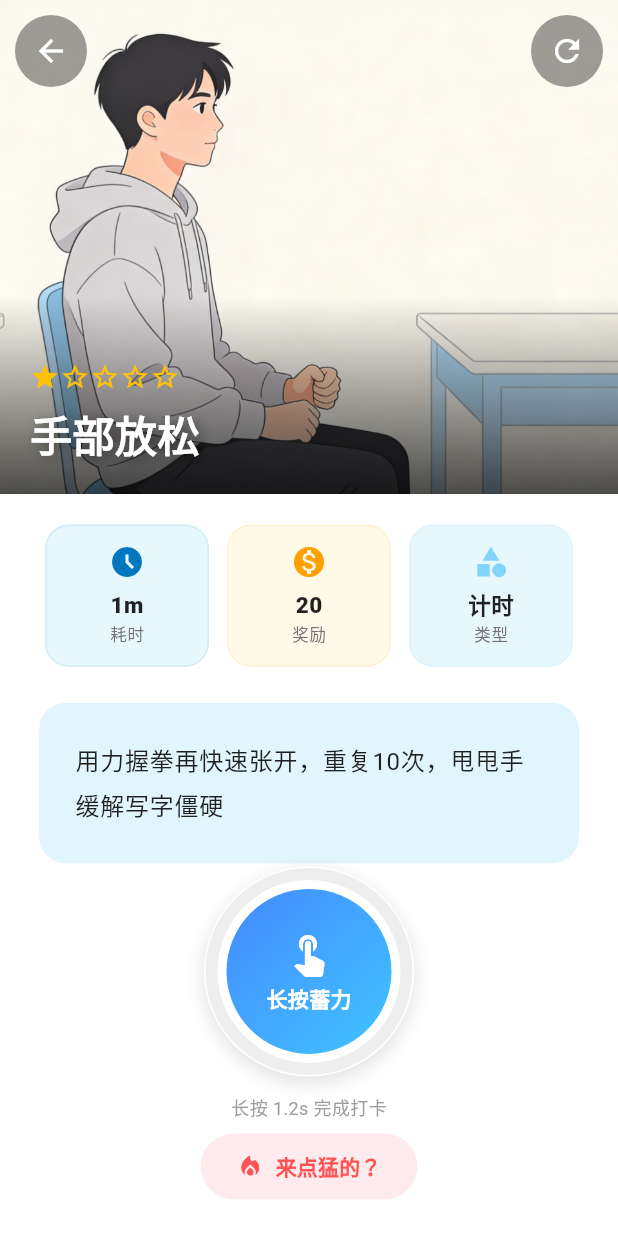
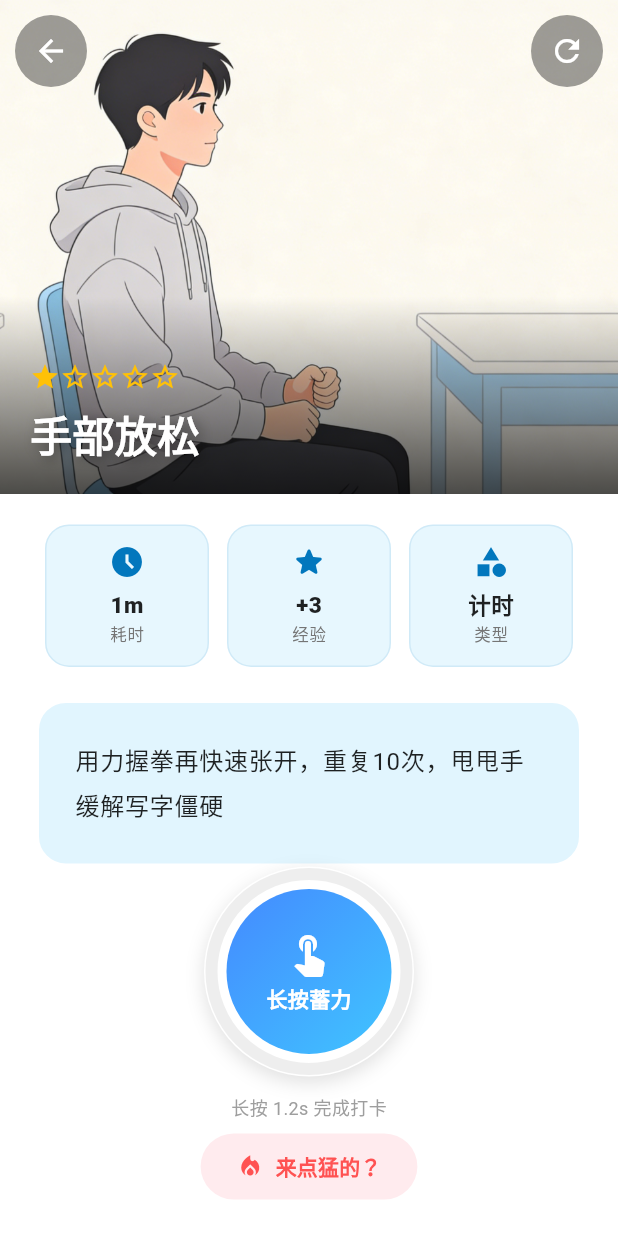
Before and after one commit to yuyu164/vital_plan, a Flutter app: the screen it shows after launch, after a tap on "日常", on a phone screen of 412 x 824 dp. Run offline on Flutter 3.47's test engine with Material 3 defaults, Android fonts, the phone set to English and light mode, and no system bars; our stand-ins replace dio, flutter_secure_storage, shared_preferences, table_calendar; missing offline and left inert: flutter_inappwebview.

Commit message:
将金币相关逻辑变为经验值

```diff
--- a/lib/api/action_service.dart
+++ b/lib/api/action_service.dart
@@ -8,12 +8,17 @@ class ActionService {
   bool _isLoaded = false;
 
   // 加载本地 JSON 数据
-  Future<void> _loadData() async {
-    if (_isLoaded) return;
+  Future<void> _loadData({bool forceReload = false}) async {
+    if (_isLoaded && !forceReload) return;
     try {
       print('Loading actions from assets...');
-      final String response =
-          await rootBundle.loadString('lib/assets/data/actions.json');
+      // 强制清除旧的缓存，重新读取
+      if (forceReload) {
+        rootBundle.evict('lib/assets/data/actions.json');
+      }
+      final String response = await rootBundle.loadString(
+        'lib/assets/data/actions.json',
+      );
       print('Loaded JSON: ${response.length} chars');
 
       final List<dynamic> data = json.decode(response);
@@ -30,9 +35,10 @@ class ActionService {
   // 如果 actions 为空，返回 null
   Future<ActionModel?> getActionByBoard(String boardId) async {
     print('Getting action for board: $boardId');
-    await _loadData();
-    final boardActions =
-        _allActions.where((action) => action.board == boardId).toList();
+    await _loadData(forceReload: true); // 强制重新加载以获取最新数据
+    final boardActions = _allActions
+        .where((action) => action.board == boardId)
+        .toList();
 
     print('Found ${boardActions.length} actions for board: $boardId');
     if (boardActions.isEmpty) return null;
@@ -44,15 +50,17 @@ class ActionService {
 
   // 获取特定板块的所有动作（用于“换一换”）
   Future<List<ActionModel>> getAllActionsByBoard(String boardId) async {
-    await _loadData();
+    await _loadData(forceReload: true);
     return _allActions.where((action) => action.board == boardId).toList();
   }
 
   // 获取板块内“奖励最高”的动作（用于“来点猛的”）
   // 逻辑：按 coins 降序排列取第一个
   Future<ActionModel?> getHardActionByBoard(String boardId) async {
-    await _loadData();
-    final boardActions = _allActions.where((action) => action.board == boardId).toList();
+    await _loadData(forceReload: true);
+    final boardActions = _allActions
+        .where((action) => action.board == boardId)
+        .toList();
 
     if (boardActions.isEmpty) return null;
 
--- /dev/null
+++ b/lib/api/exp_service.dart
@@ -0,0 +1,49 @@
+import 'package:flutter/foundation.dart';
+import 'package:shared_preferences/shared_preferences.dart';
+
+class ExpService {
+  static const String _expKey = 'user_exp';
+
+  // 使用 ValueNotifier 以便 UI 能够监听经验值变化
+  static final ValueNotifier<int> expNotifier = ValueNotifier<int>(0);
+
+  /// 初始化，加载本地经验值
+  static Future<void> init() async {
+    final prefs = await SharedPreferences.getInstance();
+    final int savedExp = prefs.getInt(_expKey) ?? 0;
+    expNotifier.value = savedExp;
+  }
+
+  /// 获取当前经验值
+  static int getExp() {
+    return expNotifier.value;
+  }
+
+  /// 增加经验值
+  static Future<void> addExp(int amount) async {
+    if (amount <= 0) return;
+
+    final prefs = await SharedPreferences.getInstance();
+    final int currentExp = expNotifier.value;
+    final int newExp = currentExp + amount;
+
+    await prefs.setInt(_expKey, newExp);
+    expNotifier.value = newExp;
+  }
+
+  /// 获取当前等级
+  /// 简单的等级计算公式：等级 = 1 + 经验值 // 100 （每 100 经验升一级）
+  static int getLevel() {
+    return 1 + (expNotifier.value ~/ 100);
+  }
+
+  /// 获取当前等级已累积的经验值（用于进度条显示）
+  static int getCurrentLevelExp() {
+    return expNotifier.value % 100;
+  }
+
+  /// 获取升级所需的总经验值（当前设定每级都是 100）
+  static int getExpToNextLevel() {
+    return 100;
+  }
+}
--- a/lib/assets/data/actions.json
+++ b/lib/assets/data/actions.json
@@ -13,7 +13,7 @@
     },
     "rewards": {
       "coins": 30,
-      "exp": 5
+      "exp": 8
     }
   },
   {
--- a/lib/components/board/vitality_capsule.dart
+++ b/lib/components/board/vitality_capsule.dart
@@ -21,9 +21,11 @@ class VitalityCapsule extends StatelessWidget {
             icon: Icons.access_time_filled,
             label: "耗时",
             value: action.duration == "0" ? "即时" : action.duration,
-            color: theme.primary,
-            bgColor: theme.background,
+            color: theme.primary, // 统一使用主题主色
+            bgColor: theme.background, // 统一使用主题背景色
           ),
+          // 注释掉原有的金币显示逻辑
+          /*
           _buildCapsule(
             context,
             icon: Icons.monetization_on,
@@ -32,13 +34,23 @@ class VitalityCapsule extends StatelessWidget {
             color: Colors.amber[700]!,
             bgColor: Colors.amber[50]!,
           ),
+          */
+          // 替换为经验值显示逻辑
+          _buildCapsule(
+            context,
+            icon: Icons.star_rounded, // 使用星星图标代表经验
+            label: "经验",
+            value: "+${action.rewards.exp}", // 从模型中读取 exp
+            color: theme.primary, // 统一使用主题主色，不再使用固定的蓝色
+            bgColor: theme.background, // 统一使用主题背景色
+          ),
           _buildCapsule(
             context,
             icon: Icons.category,
             label: "类型",
             value: _getTypeLabel(action.interactionType),
-            color: theme.secondary,
-            bgColor: theme.background,
+            color: theme.primary, // 统一使用主题主色，使其与另外两个一致
+            bgColor: theme.background, // 统一使用主题背景色
           ),
         ],
       ),
--- /dev/null
+++ b/lib/components/common/exp_badge.dart
@@ -0,0 +1,105 @@
+import 'package:flutter/material.dart';
+import 'package:vital_plan/api/exp_service.dart';
+
+class ExpBadge extends StatefulWidget {
+  const ExpBadge({Key? key}) : super(key: key);
+
+  @override
+  State<ExpBadge> createState() => _ExpBadgeState();
+}
+
+class _ExpBadgeState extends State<ExpBadge> {
+  @override
+  void initState() {
+    super.initState();
+    // 组件加载时，确保经验值服务已初始化
+    ExpService.init();
+  }
+
+  @override
+  Widget build(BuildContext context) {
+    return ValueListenableBuilder<int>(
+      valueListenable: ExpService.expNotifier,
+      builder: (context, totalExp, child) {
+        final level = ExpService.getLevel();
+        final currentLevelExp = ExpService.getCurrentLevelExp();
+        final expToNextLevel = ExpService.getExpToNextLevel();
+        final progress = currentLevelExp / expToNextLevel;
+
+        return Container(
+          margin: const EdgeInsets.only(right: 16.0, top: 10, bottom: 10),
+          padding: const EdgeInsets.symmetric(horizontal: 10, vertical: 4),
+          decoration: BoxDecoration(
+            color: Colors.white.withOpacity(0.9),
+            borderRadius: BorderRadius.circular(20),
+            boxShadow: [
+              BoxShadow(
+                color: Colors.blue.withOpacity(0.1),
+                blurRadius: 8,
+                offset: const Offset(0, 2),
+              ),
+            ],
+          ),
+          child: Row(
+            mainAxisSize: MainAxisSize.min,
+            children: [
+              // 等级徽章
+              Container(
+                padding: const EdgeInsets.all(4),
+                decoration: const BoxDecoration(
+                  color: Color(0xFF1D5CBB),
+                  shape: BoxShape.circle,
+                ),
+                child: Text(
+                  "Lv.$level",
+                  style: const TextStyle(
+                    fontSize: 10,
+                    fontWeight: FontWeight.bold,
+                    color: Colors.white,
+                  ),
+                ),
+              ),
+              const SizedBox(width: 8),
+
+              // 经验条和数值
+              Column(
+                mainAxisAlignment: MainAxisAlignment.center,
+                crossAxisAlignment: CrossAxisAlignment.start,
+                children: [
+                  Text(
+                    "EXP: $totalExp",
+                    style: const TextStyle(
+                      fontSize: 12,
+                      fontWeight: FontWeight.bold,
+                      color: Color(0xFF1A1A1A),
+                    ),
+                  ),
+                  const SizedBox(height: 2),
+                  // 迷你进度条
+                  Container(
+                    width: 40,
+                    height: 4,
+                    decoration: BoxDecoration(
+                      color: Colors.grey.shade200,
+                      borderRadius: BorderRadius.circular(2),
+                    ),
+                    child: FractionallySizedBox(
+                      alignment: Alignment.centerLeft,
+                      widthFactor: progress,
+                      child: Container(
+                        decoration: BoxDecoration(
+                          color: const Color(0xFF4CA1AF),
+                          borderRadius: BorderRadius.circular(2),
+                        ),
+                      ),
+                    ),
+                  ),
+                ],
+              ),
+            ],
+          ),
+        );
+      },
+    );
+  }
+}
--- a/lib/pages/Board/index.dart
+++ b/lib/pages/Board/index.dart
@@ -2,6 +2,7 @@ import 'package:flutter/material.dart';
 import 'package:vital_plan/components/board/info_row.dart';
 import '../../api/action_service.dart';
 import '../../api/coin_service.dart';
+import '../../api/exp_service.dart'; // 引入 ExpService
 import '../../api/check_in_service.dart'; // 引入打卡服务
 import '../../viewmodels/action_model.dart';
 import '../../components/common/charge_button.dart';
@@ -256,7 +257,10 @@ class _BoardPageState extends State<BoardPage> {
                                 isHardAction: _currentAction!.difficulty >= 4,
                                 onCompleted: () async {
                                   final earned = _currentAction!.rewards.coins;
+                                  final earnedExp =
+                                      _currentAction!.rewards.exp; // 获取经验值
                                   await _coinService.addCoins(earned);
+                                  await ExpService.addExp(earnedExp); // 增加经验值
 
                                   // 记录打卡状态
                                   CheckInModule? module;
@@ -288,8 +292,10 @@ class _BoardPageState extends State<BoardPage> {
                                     Navigator.push(
                                       context,
                                       MaterialPageRoute(
-                                        builder: (context) =>
-                                            RewardPage(earnedCoins: earned),
+                                        builder: (context) => RewardPage(
+                                          earnedCoins: earned,
+                                          earnedExp: earnedExp, // 传入经验值
+                                        ),
                                       ),
                                     );
                                   }
--- a/lib/pages/Emo/index.dart
+++ b/lib/pages/Emo/index.dart
@@ -1,6 +1,7 @@
 import 'package:flutter/material.dart';
 import 'package:vital_plan/api/check_in_service.dart';
 import 'package:vital_plan/api/coin_service.dart';
+import 'package:vital_plan/api/exp_service.dart'; // 引入 ExpService
 import 'package:vital_plan/components/common/charge_button.dart';
 import 'package:vital_plan/pages/Reward/index.dart';
 import 'package:vital_plan/utils/image_dialog_utils.dart'; // 引入图片弹窗工具类
@@ -280,8 +281,12 @@ class _EmoPageState extends State<EmoPage> {
                                   rewardCoins: 30, // 情绪打卡默认给 30 金币
                                   isHardAction: false,
                                   onCompleted: () async {
-                                    // 添加金币
+                                    // 添加金币和经验
                                     await _coinService.addCoins(30);
+                                    await ExpService.addExp(
+                                      8,
+                                    ); // 根据您的要求，情绪板块每次打卡给 8 经验值
+
                                     // 记录打卡
                                     await CheckInService.addCheckInRecord(
                                       DateTime.now(),
@@ -292,8 +297,10 @@ class _EmoPageState extends State<EmoPage> {
                                       Navigator.push(
                                         context,
                                         MaterialPageRoute(
-                                          builder: (context) =>
-                                              RewardPage(earnedCoins: 30),
+                                          builder: (context) => RewardPage(
+                                            earnedCoins: 30,
+                                            earnedExp: 8, // 传入获得的经验值
+                                          ),
                                         ),
                                       );
                                     }
--- a/lib/pages/Main/index.dart
+++ b/lib/pages/Main/index.dart
@@ -3,11 +3,12 @@ import 'package:provider/provider.dart';
 import 'package:vital_plan/api/auth_service.dart';
 import 'package:vital_plan/components/mianPageWidget/second_row.dart';
 import 'package:vital_plan/pages/Game/index.dart';
-import 'package:vital_plan/pages/Login/index.dart';
+// import 'package:vital_plan/pages/Login/index.dart';
 import 'package:vital_plan/components/mianPageWidget/first_row.dart';
 import 'package:vital_plan/components/mianPageWidget/recommend_card.dart';
 import 'package:vital_plan/components/mianPageWidget/third_row.dart';
-import 'package:vital_plan/components/common/coin_badge.dart';
+// import 'package:vital_plan/components/common/coin_badge.dart';
+import 'package:vital_plan/components/common/exp_badge.dart'; // 引入新的经验值徽章
 import 'package:vital_plan/components/main_page/main_page_background.dart';
 
 class MainPage extends StatefulWidget {
@@ -96,7 +97,8 @@ class _MainPageState extends State<MainPage> {
           //   },
           // ),
           // leadingWidth: 100, // 增加 leading 宽度以容纳头像和昵称
-          actions: [CoinBadge()],
+          // actions: [CoinBadge()],
+          actions: [const ExpBadge()], // 在原来放 CoinBadge 的地方放 ExpBadge
         ),
         body: SafeArea(
           child: Padding(
--- a/lib/viewmodels/action_model.dart
+++ b/lib/viewmodels/action_model.dart
@@ -58,8 +58,8 @@ class ActionRewards {
 
   factory ActionRewards.fromJson(Map<String, dynamic> json) {
     return ActionRewards(
-      coins: json['coins'],
-      exp: json['exp'],
+      coins: json['coins'] ?? 0,
+      exp: json['exp'] ?? 0, // 增加默认值，防止为空时解析错误，虽然之前已改但这里为了安全
     );
   }
 }
```
Also changed, not shown: lib/pages/Reward/index.dart (+36 -4 lines), lib/routes/index.dart (+0 -10 lines).
